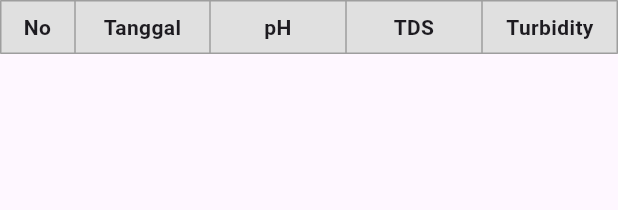
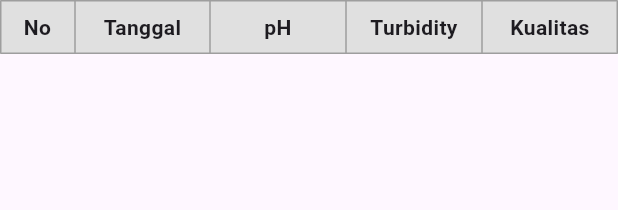
Before and after one commit to Haikal-Murtaza/monitorairlaut, a Flutter app: the SensorTable widget shown alone on an empty page, opened directly with empty values, on a phone screen of 412 x 824 dp. Shown: the top 210 px of the screen. Run offline on Flutter 3.47's test engine with Material 3 defaults, Android fonts, the phone set to English and light mode, and no system bars; our stand-ins replace cloud_firestore, firebase_auth, firebase_core, firebase_database, fl_chart; accounts and stored records are empty.

```diff
--- a/lib/widgets/table_widget.dart
+++ b/lib/widgets/table_widget.dart
@@ -27,8 +27,8 @@ class SensorTable extends StatelessWidget {
             _headerCell("No"),
             _headerCell("Tanggal"),
             _headerCell("pH"),
-            _headerCell("TDS"),
             _headerCell("Turbidity"),
+            _headerCell("Kualitas"),
           ],
         ),
         for (int i = 0; i < entries.length; i++)
@@ -36,8 +36,8 @@ class SensorTable extends StatelessWidget {
             _cell((startIndex + i + 1).toString()),
             _cell(_formatTimestamp(entries[i].key.toString())),
             _cell(entries[i].value['ph'].toString()),
-            _cell(entries[i].value['tds'].toString()),
             _cell(entries[i].value['turbidity'].toString()),
+            _cell(entries[i].value['kualitas'].toString()),
           ]),
       ],
     );
```
